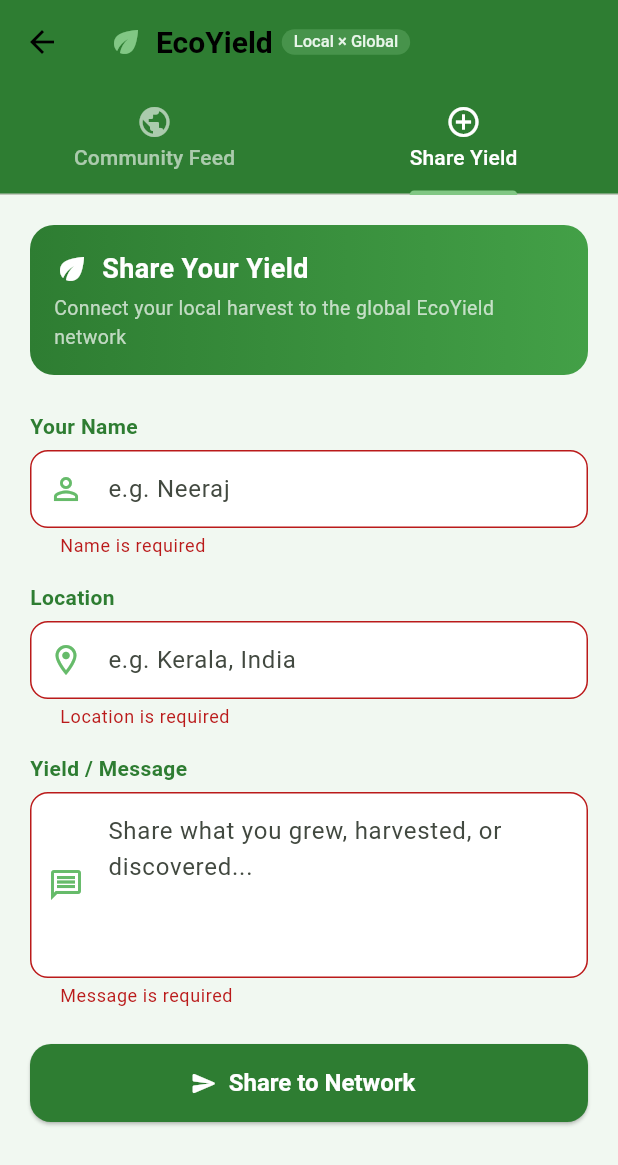
After one commit to Kalidas797/Ecoyieldv2, a Flutter app: the GlobalReach screen opened directly, tab 2 chosen, after a tap on "Share to Network", on a phone screen of 412 x 824 dp. The commit adds this screen. Shown: the top 1165 px of the screen. Run offline on Flutter 3.47's test engine with Material 3 defaults, Android fonts, the phone set to English and light mode, and no system bars; our stand-ins replace curved_navigation_bar, flutter_dotenv, flutter_local_notifications, geocoding, geolocator, image_picker and 2 more; accounts and stored records are empty; network calls fail; project files that could hold a hidden picture were left out.

Commit message:
global chat working

```diff
--- /dev/null
+++ b/lib/screens/GlobalReach.dart
@@ -0,0 +1,516 @@
+import 'dart:convert';
+import 'package:flutter/material.dart';
+import 'package:http/http.dart' as http;
+
+const String _apiUrl =
+    'https://old-mode-eb4a.neerajofficial1133.workers.dev/';
+
+// ─── Data Model ───────────────────────────────────────────────────────────────
+
+class EcoEntry {
+  final String name;
+  final String location;
+  final String message;
+
+  EcoEntry({required this.name, required this.location, required this.message});
+
+  factory EcoEntry.fromJson(Map<String, dynamic> json) => EcoEntry(
+        name: json['name'] ?? '',
+        location: json['location'] ?? '',
+        message: json['message'] ?? '',
+      );
+
+  Map<String, dynamic> toJson() => {
+        'name': name,
+        'location': location,
+        'message': message,
+      };
+}
+
+// ─── Main Page ─────────────────────────────────────────────────────────────────
+
+class GlobalReach extends StatefulWidget {
+  const GlobalReach({Key? key}) : super(key: key);
+
+  @override
+  State<GlobalReach> createState() => _GlobalReachState();
+}
+
+class _GlobalReachState extends State<GlobalReach>
+    with SingleTickerProviderStateMixin {
+  late TabController _tabController;
+
+  @override
+  void initState() {
+    super.initState();
+    _tabController = TabController(length: 2, vsync: this);
+  }
+
+  @override
+  void dispose() {
+    _tabController.dispose();
+    super.dispose();
+  }
+
+  @override
+  Widget build(BuildContext context) {
+    return Scaffold(
+      backgroundColor: const Color(0xFFF1F8F1),
+      appBar: AppBar(
+        backgroundColor: const Color(0xFF2E7D32),
+        foregroundColor: Colors.white,
+        title: Row(
+          children: [
+            const Icon(Icons.eco, color: Color(0xFF81C784)),
+            const SizedBox(width: 8),
+            const Text(
+              'EcoYield',
+              style: TextStyle(fontWeight: FontWeight.bold, fontSize: 20),
+            ),
+            const SizedBox(width: 6),
+            Container(
+              padding: const EdgeInsets.symmetric(horizontal: 8, vertical: 2),
+              decoration: BoxDecoration(
+                color: const Color(0xFF81C784).withOpacity(0.3),
+                borderRadius: BorderRadius.circular(12),
+              ),
+              child: const Text(
+                'Local × Global',
+                style: TextStyle(fontSize: 11, color: Color(0xFFE8F5E9)),
+              ),
+            ),
+          ],
+        ),
+        bottom: TabBar(
+          controller: _tabController,
+          indicatorColor: const Color(0xFF81C784),
+          labelColor: Colors.white,
+          unselectedLabelColor: Colors.white60,
+          tabs: const [
+            Tab(icon: Icon(Icons.public), text: 'Community Feed'),
+            Tab(icon: Icon(Icons.add_circle_outline), text: 'Share Yield'),
+          ],
+        ),
+      ),
+      body: TabBarView(
+        controller: _tabController,
+        children: const [
+          _FeedTab(),
+          _PostTab(),
+        ],
+      ),
+    );
+  }
+}
+
+// ─── Feed Tab (GET) ────────────────────────────────────────────────────────────
+
+class _FeedTab extends StatefulWidget {
+  const _FeedTab();
+
+  @override
+  State<_FeedTab> createState() => _FeedTabState();
+}
+
+class _FeedTabState extends State<_FeedTab> {
+  List<EcoEntry> _entries = [];
+  bool _loading = true;
+  String? _error;
+
+  @override
+  void initState() {
+    super.initState();
+    _fetchEntries();
+  }
+
+  Future<void> _fetchEntries() async {
+    setState(() {
+      _loading = true;
+      _error = null;
+    });
+    try {
+      final response = await http.get(Uri.parse(_apiUrl));
+      if (response.statusCode == 200) {
+        final data = jsonDecode(response.body);
+        // Handle both list and map responses
+        List<dynamic> list = [];
+        if (data is List) {
+          list = data;
+        } else if (data is Map && data.containsKey('data')) {
+          list = data['data'] as List;
+        } else if (data is Map) {
+          list = [data];
+        }
+        setState(() {
+          _entries = list.map((e) => EcoEntry.fromJson(e)).toList();
+          _loading = false;
+        });
+      } else {
+        setState(() {
+          _error = 'Server error: ${response.statusCode}';
+          _loading = false;
+        });
+      }
+    } catch (e) {
+      setState(() {
+        _error = 'Failed to load: $e';
+        _loading = false;
+      });
+    }
+  }
+
+  @override
+  Widget build(BuildContext context) {
+    if (_loading) {
+      return const Center(
+        child: CircularProgressIndicator(color: Color(0xFF2E7D32)),
+      );
+    }
+    if (_error != null) {
+      return Center(
+        child: Column(
+          mainAxisSize: MainAxisSize.min,
+          children: [
+            const Icon(Icons.wifi_off, size: 48, color: Colors.grey),
+            const SizedBox(height: 12),
+            Text(_error!, style: const TextStyle(color: Colors.grey)),
+            const SizedBox(height: 16),
+            ElevatedButton.icon(
+              onPressed: _fetchEntries,
+              icon: const Icon(Icons.refresh),
+              label: const Text('Retry'),
+              style: ElevatedButton.styleFrom(
+                  backgroundColor: const Color(0xFF2E7D32),
+                  foregroundColor: Colors.white),
+            ),
+          ],
+        ),
+      );
+    }
+    if (_entries.isEmpty) {
+      return Center(
+        child: Column(
+          mainAxisSize: MainAxisSize.min,
+          children: [
+            const Icon(Icons.grass, size: 64, color: Color(0xFFA5D6A7)),
+            const SizedBox(height: 12),
+            const Text('No entries yet. Be the first to share!',
+                style: TextStyle(color: Colors.grey)),
+            const SizedBox(height: 16),
+            ElevatedButton.icon(
+              onPressed: _fetchEntries,
+              icon: const Icon(Icons.refresh),
+              label: const Text('Refresh'),
+              style: ElevatedButton.styleFrom(
+                  backgroundColor: const Color(0xFF2E7D32),
+                  foregroundColor: Colors.white),
+            ),
+          ],
+        ),
+      );
+    }
+    return RefreshIndicator(
+      color: const Color(0xFF2E7D32),
+      onRefresh: _fetchEntries,
+      child: ListView.builder(
+        padding: const EdgeInsets.all(16),
+        itemCount: _entries.length,
+        itemBuilder: (context, index) {
+          final e = _entries[index];
+          return _EcoCard(entry: e, index: index);
+        },
+      ),
+    );
+  }
+}
+
+class _EcoCard extends StatelessWidget {
+  final EcoEntry entry;
+  final int index;
+  const _EcoCard({required this.entry, required this.index});
+
+  static const _colors = [
+    Color(0xFF2E7D32),
+    Color(0xFF1565C0),
+    Color(0xFF6A1B9A),
+    Color(0xFFE65100),
+    Color(0xFF00838F),
+  ];
+
+  @override
+  Widget build(BuildContext context) {
+    final color = _colors[index % _colors.length];
+    return Container(
+      margin: const EdgeInsets.only(bottom: 12),
+      decoration: BoxDecoration(
+        color: Colors.white,
+        borderRadius: BorderRadius.circular(16),
+        boxShadow: [
+          BoxShadow(
+            color: color.withOpacity(0.08),
+            blurRadius: 12,
+            offset: const Offset(0, 4),
+          ),
+        ],
+      ),
+      child: ListTile(
+        contentPadding:
+            const EdgeInsets.symmetric(horizontal: 16, vertical: 10),
+        leading: CircleAvatar(
+          backgroundColor: color.withOpacity(0.12),
+          child: Text(
+            entry.name.isNotEmpty ? entry.name[0].toUpperCase() : '?',
+            style: TextStyle(
+                color: color, fontWeight: FontWeight.bold, fontSize: 18),
+          ),
+        ),
+        title: Row(
+          children: [
+            Text(entry.name,
+                style: const TextStyle(fontWeight: FontWeight.bold)),
+            const SizedBox(width: 8),
+            const Icon(Icons.location_on, size: 14, color: Colors.grey),
+            Text(entry.location,
+                style: const TextStyle(fontSize: 13, color: Colors.grey)),
+          ],
+        ),
+        subtitle: Padding(
+          padding: const EdgeInsets.only(top: 6),
+          child: Text(entry.message,
+              style: const TextStyle(fontSize: 14, height: 1.4)),
+        ),
+      ),
+    );
+  }
+}
+
+// ─── Post Tab (POST) ───────────────────────────────────────────────────────────
+
+class _PostTab extends StatefulWidget {
+  const _PostTab();
+
+  @override
+  State<_PostTab> createState() => _PostTabState();
+}
+
+class _PostTabState extends State<_PostTab> {
+  final _formKey = GlobalKey<FormState>();
+  final _nameCtrl = TextEditingController();
+  final _locationCtrl = TextEditingController();
+  final _messageCtrl = TextEditingController();
+  bool _submitting = false;
+  String? _successMsg;
+  String? _errorMsg;
+
+  @override
+  void dispose() {
+    _nameCtrl.dispose();
+    _locationCtrl.dispose();
+    _messageCtrl.dispose();
+    super.dispose();
+  }
+
+  Future<void> _submit() async {
+    if (!_formKey.currentState!.validate()) return;
+    setState(() {
+      _submitting = true;
+      _successMsg = null;
+      _errorMsg = null;
+    });
+    try {
+      final body = jsonEncode({
+        'name': _nameCtrl.text.trim(),
+        'location': _locationCtrl.text.trim(),
+        'message': _messageCtrl.text.trim(),
+      });
+      final response = await http.post(
+        Uri.parse(_apiUrl),
+        headers: {'Content-Type': 'application/json'},
+        body: body,
+      );
+      if (response.statusCode == 200 || response.statusCode == 201) {
+        setState(() {
+          _successMsg = '✅ Yield shared successfully!';
+          _submitting = false;
+        });
+        _nameCtrl.clear();
+        _locationCtrl.clear();
+        _messageCtrl.clear();
+      } else {
+        setState(() {
+          _errorMsg = 'Error ${response.statusCode}: ${response.body}';
+          _submitting = false;
+        });
+      }
+    } catch (e) {
+      setState(() {
+        _errorMsg = 'Failed to submit: $e';
+        _submitting = false;
+      });
+    }
+  }
+
+  @override
+  Widget build(BuildContext context) {
+    return SingleChildScrollView(
+      padding: const EdgeInsets.all(20),
+      child: Form(
+        key: _formKey,
+        child: Column(
+          crossAxisAlignment: CrossAxisAlignment.start,
+          children: [
+            // Header
+            Container(
+              width: double.infinity,
+              padding: const EdgeInsets.all(16),
+              decoration: BoxDecoration(
+                gradient: const LinearGradient(
+                  colors: [Color(0xFF2E7D32), Color(0xFF43A047)],
+                ),
+                borderRadius: BorderRadius.circular(16),
+              ),
+              child: const Column(
+                crossAxisAlignment: CrossAxisAlignment.start,
+                children: [
+                  Row(
+                    children: [
+                      Icon(Icons.eco, color: Colors.white),
+                      SizedBox(width: 8),
+                      Text('Share Your Yield',
+                          style: TextStyle(
+                              color: Colors.white,
+                              fontSize: 18,
+                              fontWeight: FontWeight.bold)),
+                    ],
+                  ),
+                  SizedBox(height: 4),
+                  Text('Connect your local harvest to the global EcoYield network',
+                      style: TextStyle(color: Colors.white70, fontSize: 13)),
+                ],
+              ),
+            ),
+            const SizedBox(height: 24),
+
+            // Name
+            _buildLabel('Your Name'),
+            const SizedBox(height: 6),
+            TextFormField(
+              controller: _nameCtrl,
+              decoration: _inputDecoration('e.g. Neeraj', Icons.person_outline),
+              validator: (v) =>
+                  v == null || v.trim().isEmpty ? 'Name is required' : null,
+            ),
+            const SizedBox(height: 16),
+
+            // Location
+            _buildLabel('Location'),
+            const SizedBox(height: 6),
+            TextFormField(
+              controller: _locationCtrl,
+              decoration:
+                  _inputDecoration('e.g. Kerala, India', Icons.location_on_outlined),
+              validator: (v) =>
+                  v == null || v.trim().isEmpty ? 'Location is required' : null,
+            ),
+            const SizedBox(height: 16),
+
+            // Message
+            _buildLabel('Yield / Message'),
+            const SizedBox(height: 6),
+            TextFormField(
+              controller: _messageCtrl,
+              maxLines: 4,
+              decoration: _inputDecoration(
+                  'Share what you grew, harvested, or discovered...',
+                  Icons.message_outlined),
+              validator: (v) =>
+                  v == null || v.trim().isEmpty ? 'Message is required' : null,
+            ),
+            const SizedBox(height: 24),
+
+            // Feedback
+            if (_successMsg != null)
+              Container(
+                padding: const EdgeInsets.all(12),
+                margin: const EdgeInsets.only(bottom: 16),
+                decoration: BoxDecoration(
+                  color: const Color(0xFFE8F5E9),
+                  borderRadius: BorderRadius.circular(10),
+                  border: Border.all(color: const Color(0xFF81C784)),
+                ),
+                child: Text(_successMsg!,
+                    style: const TextStyle(color: Color(0xFF2E7D32))),
+              ),
+            if (_errorMsg != null)
+              Container(
+                padding: const EdgeInsets.all(12),
+                margin: const EdgeInsets.only(bottom: 16),
+                decoration: BoxDecoration(
+                  color: const Color(0xFFFFEBEE),
+                  borderRadius: BorderRadius.circular(10),
+                  border: Border.all(color: const Color(0xFFEF9A9A)),
+                ),
+                child: Text(_errorMsg!,
+                    style: const TextStyle(color: Color(0xFFC62828))),
+              ),
+
+            // Submit
+            SizedBox(
+              width: double.infinity,
+              height: 52,
+              child: ElevatedButton.icon(
+                onPressed: _submitting ? null : _submit,
+                icon: _submitting
+                    ? const SizedBox(
+                        width: 20,
+                        height: 20,
+                        child: CircularProgressIndicator(
+                            color: Colors.white, strokeWidth: 2),
+                      )
+                    : const Icon(Icons.send_rounded),
+                label: Text(_submitting ? 'Sharing...' : 'Share to Network'),
+                style: ElevatedButton.styleFrom(
+                  backgroundColor: const Color(0xFF2E7D32),
+                  foregroundColor: Colors.white,
+                  shape: RoundedRectangleBorder(
+                      borderRadius: BorderRadius.circular(14)),
+                  textStyle: const TextStyle(
+                      fontSize: 16, fontWeight: FontWeight.bold),
+                ),
+              ),
+            ),
+          ],
+        ),
+      ),
+    );
+  }
+
+  Widget _buildLabel(String text) => Text(text,
+      style: const TextStyle(
+          fontWeight: FontWeight.w600,
+          fontSize: 14,
+          color: Color(0xFF2E7D32)));
+
+  InputDecoration _inputDecoration(String hint, IconData icon) =>
+      InputDecoration(
+        hintText: hint,
+        prefixIcon: Icon(icon, color: const Color(0xFF66BB6A)),
+        filled: true,
+        fillColor: Colors.white,
+        contentPadding:
+            const EdgeInsets.symmetric(horizontal: 16, vertical: 14),
+        border: OutlineInputBorder(
+          borderRadius: BorderRadius.circular(12),
+          borderSide: const BorderSide(color: Color(0xFFE0E0E0)),
+        ),
+        enabledBorder: OutlineInputBorder(
+          borderRadius: BorderRadius.circular(12),
+          borderSide: const BorderSide(color: Color(0xFFE0E0E0)),
+        ),
+        focusedBorder: OutlineInputBorder(
+          borderRadius: BorderRadius.circular(12),
+          borderSide:
+              const BorderSide(color: Color(0xFF2E7D32), width: 2),
+        ),
+      );
+}
```
Also changed, not shown: lib/screens/home.dart (+36 -5 lines), test_html.dart (deleted, +0 -19 lines).
